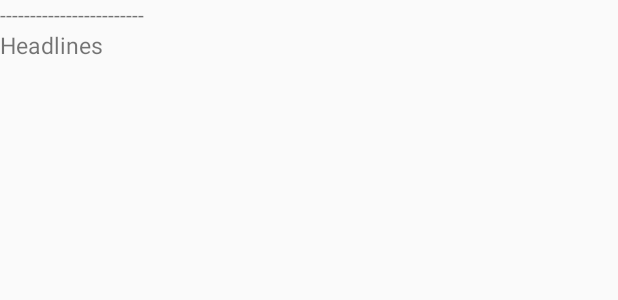
After one commit to uttamavillain/GetFeed, an Android app: the layout item_article_result2.xml on its own in the app's theme, with its tools: preview values and no code run, on a phone screen of 412 x 824 dp. The commit adds this screen. Shown: the top 300 px of the screen. Run offline under Robolectric (Android 15) with nearby library versions, the phone set to English and light mode, and no system bars.

Commit message:
added Heterogenous items to recycler view and updated read me file

```diff
--- a/app/src/main/java/com/codepath/vijay/getfeed/ArticleArrayAdapter.java
+++ b/app/src/main/java/com/codepath/vijay/getfeed/ArticleArrayAdapter.java
@@ -27,7 +27,7 @@ public class ArticleArrayAdapter extends ArrayAdapter<Article> {
         Article article = this.getItem(position);
         if(convertView == null) {
             LayoutInflater inflater = LayoutInflater.from(getContext());
-            convertView = inflater.inflate(R.layout.item_article_result, parent, false);
+            convertView = inflater.inflate(R.layout.item_article_result1, parent, false);
         }
         TextView tvTitle = (TextView) convertView.findViewById(R.id.tvTitle);
         ImageView ivImage = (ImageView) convertView.findViewById(R.id.ivImage);
--- /dev/null
+++ b/app/src/main/res/layout/item_article_result2.xml
@@ -0,0 +1,25 @@
+<?xml version="1.0" encoding="utf-8"?>
+<LinearLayout
+    xmlns:android="http://schemas.android.com/apk/res/android"
+    android:orientation="vertical"
+    android:layout_width="match_parent"
+    android:layout_height="match_parent"
+    android:background="?android:attr/selectableItemBackground">
+
+    <TextView
+        android:layout_width="wrap_content"
+        android:layout_height="wrap_content"
+        android:id="@+id/tvTitle1"
+        android:text="------------------------"
+        android:ellipsize="end"/>
+
+    <TextView
+        android:layout_width="wrap_content"
+        android:layout_height="wrap_content"
+        android:id="@+id/tvTitle"
+        android:text="Headlines"
+        android:maxLines="4"
+        android:textSize="15sp"
+        android:ellipsize="end"/>
+
+</LinearLayout>
```
Also changed, not shown: app/src/main/java/com/codepath/vijay/getfeed/Activity/SearchActivity.java (+5 -3 lines), app/src/main/java/com/codepath/vijay/getfeed/ArticleAdapter.java (+60 -14 lines), app/src/main/res/layout/item_article_result1.xml (renamed from app/src/main/res/layout/item_article_result.xml), 2 other files.
